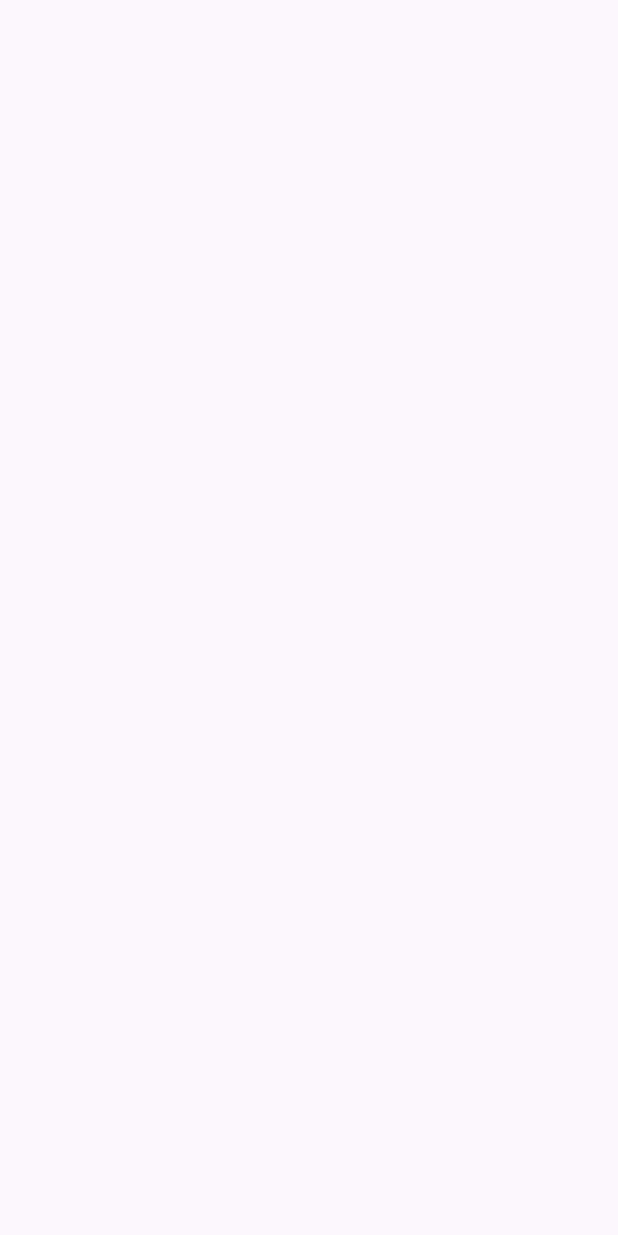
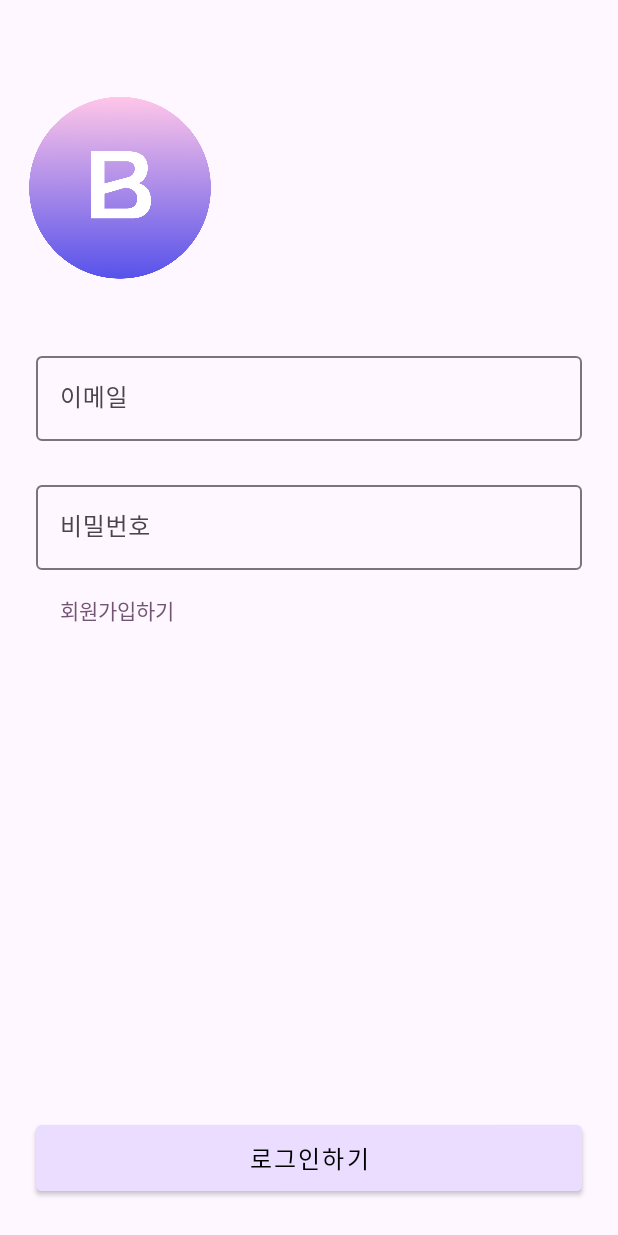
Before and after one commit to 2024-Bidding/bidding-android, an Android app: the screen it shows after launch (MainActivity), on a phone screen of 412 x 824 dp. Before the commit the screen is empty. Run offline under Robolectric (Android 15) with nearby library versions, the phone set to English and light mode, and no system bars; our stand-ins replace data binding.

Commit message:
feat :: sign in 퍼블리싱

```diff
--- a/app/src/main/res/layout/fragment_sign_in.xml
+++ b/app/src/main/res/layout/fragment_sign_in.xml
@@ -1,9 +1,80 @@
 <?xml version="1.0" encoding="utf-8"?>
-<layout xmlns:android="http://schemas.android.com/apk/res/android">
+<layout xmlns:android="http://schemas.android.com/apk/res/android"
+    xmlns:app="http://schemas.android.com/apk/res-auto">
 
     <androidx.constraintlayout.widget.ConstraintLayout
         android:layout_width="match_parent"
         android:layout_height="match_parent">
 
+        <ImageView
+            android:id="@+id/img_sign_in_app_logo"
+            android:layout_width="160dp"
+            android:layout_height="160dp"
+            android:layout_marginTop="48dp"
+            android:src="@drawable/app_logo"
+            app:layout_constraintStart_toStartOf="parent"
+            app:layout_constraintTop_toTopOf="parent" />
+
+        <com.google.android.material.textfield.TextInputLayout
+            android:id="@+id/til_sign_in_email"
+            android:layout_width="match_parent"
+            android:layout_height="wrap_content"
+            android:layout_marginHorizontal="24dp"
+            android:layout_marginTop="24dp"
+            app:layout_constraintEnd_toEndOf="parent"
+            app:layout_constraintStart_toStartOf="parent"
+            app:layout_constraintTop_toBottomOf="@id/img_sign_in_app_logo">
+
+            <com.google.android.material.textfield.TextInputEditText
+                android:id="@+id/et_sign_in_email"
+                android:layout_width="match_parent"
+                android:layout_height="match_parent"
+                android:hint="@string/email" />
+
+        </com.google.android.material.textfield.TextInputLayout>
+
+        <com.google.android.material.textfield.TextInputLayout
+            android:id="@+id/til_sign_in_password"
+            android:layout_width="match_parent"
+            android:layout_height="wrap_content"
+            android:layout_marginHorizontal="24dp"
+            android:layout_marginTop="24dp"
+            app:layout_constraintEnd_toEndOf="@id/til_sign_in_email"
+            app:layout_constraintStart_toStartOf="@id/til_sign_in_email"
+            app:layout_constraintTop_toBottomOf="@id/til_sign_in_email">
+
+            <com.google.android.material.textfield.TextInputEditText
+                android:layout_width="match_parent"
+                android:layout_height="match_parent"
+                android:hint="@string/password" />
+
+        </com.google.android.material.textfield.TextInputLayout>
+
+        <TextView
+            android:id="@+id/tv_sign_in_do_sign_up"
+            android:layout_width="wrap_content"
+            android:layout_height="wrap_content"
+            android:layout_marginStart="16dp"
+            android:layout_marginTop="16dp"
+            android:text="@string/do_sign_up"
+            android:textColor="@color/material_dynamic_tertiary40"
+            app:layout_constraintStart_toStartOf="@id/til_sign_in_password"
+            app:layout_constraintTop_toBottomOf="@id/til_sign_in_password" />
+
+        <com.google.android.material.button.MaterialButton
+            android:id="@+id/btn_sign_in_sign_in"
+            style="@style/Widget.MaterialComponents.Button"
+            android:layout_width="match_parent"
+            android:layout_height="56dp"
+            android:layout_marginHorizontal="24dp"
+            android:layout_marginBottom="24dp"
+            android:backgroundTint="?attr/colorPrimaryContainer"
+            android:text="@string/do_sign_in"
+            android:textColor="@color/black"
+            android:textSize="16sp"
+            app:layout_constraintBottom_toBottomOf="parent"
+            app:layout_constraintEnd_toEndOf="parent"
+            app:layout_constraintStart_toStartOf="parent" />
+
     </androidx.constraintlayout.widget.ConstraintLayout>
 </layout>
--- a/app/src/main/res/values/strings.xml
+++ b/app/src/main/res/values/strings.xml
@@ -1,3 +1,9 @@
 <resources>
     <string name="app_name">bidding-android</string>
+
+    <!--Sign In-->
+    <string name="email">이메일</string>
+    <string name="password">비밀번호</string>
+    <string name="do_sign_up">회원가입하기</string>
+    <string name="do_sign_in">로그인하기</string>
 </resources>
--- a/app/src/main/res/values/themes.xml
+++ b/app/src/main/res/values/themes.xml
@@ -1,6 +1,6 @@
 <resources xmlns:tools="http://schemas.android.com/tools">
     <!-- Base application theme. -->
-    <style name="Base.Theme.Biddingandroid" parent="Theme.Material3.DayNight.NoActionBar">
+    <style name="Base.Theme.Biddingandroid" parent="Theme.Material3.Light.NoActionBar">
         <!-- Customize your light theme here. -->
         <!-- <item name="colorPrimary">@color/my_light_primary</item> -->
     </style>
```
